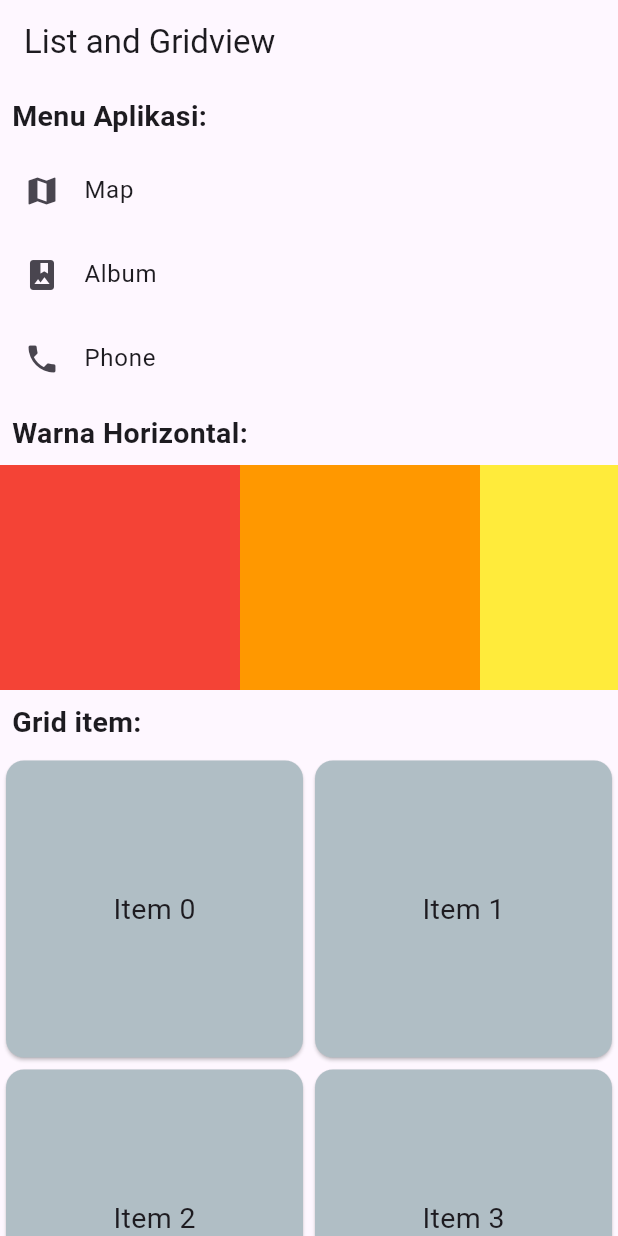
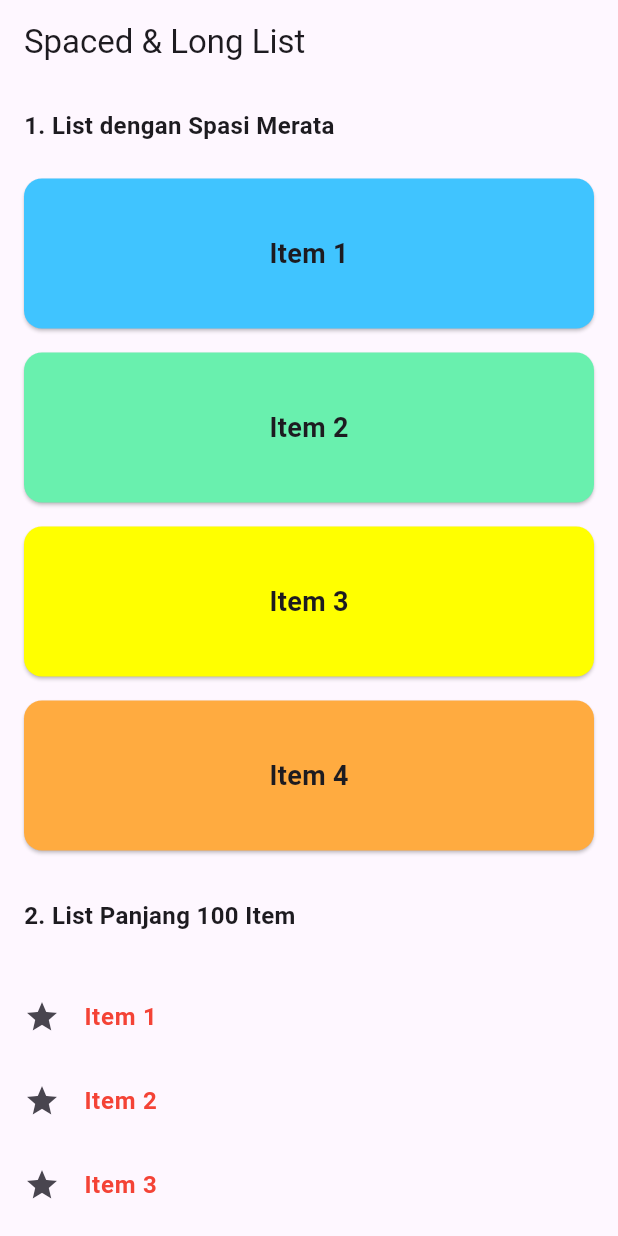
Before and after one commit to farisacca/flutter_application_farisaanr1, a Flutter app: the screen it shows after launch, on a phone screen of 412 x 824 dp. Run offline on Flutter 3.47's test engine with Material 3 defaults, Android fonts, the phone set to English and light mode, and no system bars.

Commit message:
tugas mandiri modul 5

```diff
--- /dev/null
+++ b/lib/latihan_mandiri.dart
@@ -0,0 +1,129 @@
+import 'package:flutter/material.dart';
+
+class LatihanMandiri extends StatelessWidget {
+  const LatihanMandiri({super.key});
+
+  @override
+  Widget build(BuildContext context) {
+    const int shortItemCount = 4;
+    const int longItemCount = 100;
+
+    final List<Color> cardColors = [
+      Colors.lightBlueAccent,
+      Colors.greenAccent,
+      Colors.yellowAccent,
+      Colors.orangeAccent,
+    ];
+
+    // Warna untuk tiap 10 item (akan diulang jika lebih dari panjang list ini)
+    final List<Color> sectionColors = [
+      Colors.red,
+      Colors.orange,
+      Colors.yellow,
+      Colors.green,
+      const Color.fromARGB(255, 10, 95, 13),
+      Colors.blue,
+      const Color.fromARGB(255, 8, 69, 175),
+      Colors.deepPurple,
+      Colors.pink,
+      const Color.fromARGB(255, 238, 93, 129),
+    ];
+
+    return Scaffold(
+      appBar: AppBar(
+        title: const Text('Spaced & Long List'),
+      ),
+      body: LayoutBuilder(
+        builder: (context, constraints) {
+          return SingleChildScrollView(
+            child: ConstrainedBox(
+              constraints: BoxConstraints(minHeight: constraints.maxHeight),
+              child: Column(
+                crossAxisAlignment: CrossAxisAlignment.stretch,
+                children: [
+                  // Section Title
+                  const Padding(
+                    padding: EdgeInsets.all(16.0),
+                    child: Text(
+                      '1. List dengan Spasi Merata',
+                      style: TextStyle(
+                        fontSize: 16,
+                        fontWeight: FontWeight.bold,
+                      ),
+                    ),
+                  ),
+
+                  // 4 Card berwarna
+                  Column(
+                    children: List.generate(shortItemCount, (index) {
+                      return Card(
+                        color: cardColors[index],
+                        margin: const EdgeInsets.symmetric(horizontal: 16, vertical: 8),
+                        child: SizedBox(
+                          height: 100,
+                          child: Center(
+                            child: Text(
+                              'Item ${index + 1}',
+                              style: const TextStyle(
+                                fontSize: 18,
+                                fontWeight: FontWeight.bold,
+                              ),
+                            ),
+                          ),
+                        ),
+                      );
+                    }),
+                  ),
+
+                  const SizedBox(height: 24),
+
+                  // Section Title for long list
+                  const Padding(
+                    padding: EdgeInsets.symmetric(horizontal: 16.0),
+                    child: Text(
+                      '2. List Panjang 100 Item',
+                      style: TextStyle(
+                        fontSize: 16,
+                        fontWeight: FontWeight.bold,
+                      ),
+                    ),
+                  ),
+
+                  // Orange bar under the title
+                  Container(
+                    margin: const EdgeInsets.symmetric(horizontal: 16, vertical: 8),
+                    height: 12,
+                    // color: Colors.orangeAccent,
+                  ),
+
+                  // List panjang
+                  ListView.builder(
+                    shrinkWrap: true,
+                    physics: const NeverScrollableScrollPhysics(),
+                    itemCount: longItemCount,
+                    itemBuilder: (context, index) {
+                      final itemNumber = index + 1;
+                      final colorIndex = index ~/ 10 % sectionColors.length;
+                      final itemColor = sectionColors[colorIndex];
+
+                      return ListTile(
+                        leading: const Icon(Icons.star),
+                        title: Text(
+                          'Item $itemNumber',
+                          style: TextStyle(
+                            color: itemColor,
+                            fontWeight: FontWeight.bold,
+                          ),
+                        ),
+                      );
+                    },
+                  ),
+                ],
+              ),
+            ),
+          );
+        },
+      ),
+    );
+  }
+}
--- a/lib/long_list.dart
+++ b/lib/long_list.dart
@@ -0,0 +1,34 @@
+import 'package:flutter/material.dart';
+
+class LongList extends StatelessWidget {
+  const LongList({super.key});
+
+  @override
+  Widget build(BuildContext context) {
+    //Data source: 1000 item contoh
+    final List<String> items = List<String>.generate(1000, (i) => 'Item $i');
+
+    return Scaffold(
+      appBar: AppBar(title: const Text('Long List')),
+      body: ListView.builder(
+        itemCount: items.length,
+        // prototype Item membantu Flutter mengetahui tinggi item
+        prototypeItem: ListTile(title: Text(items.first)),
+        itemBuilder: (context, index) {
+          //setiap item berupa Listtile dengan text sesuai data source
+          return ListTile(
+            leading: const Icon(Icons.list_alt),
+            title: Text(
+              items[index],
+              style: TextStyle(
+                color: index % 10 == 0 ? Colors.blue : Colors.black,
+
+              ),
+            ),
+          );
+        },
+      ),
+    );
+
+  }
+}
--- a/lib/main.dart
+++ b/lib/main.dart
@@ -1,5 +1,7 @@
 import 'package:flutter/material.dart';
-import 'package:flutter_application_farisaanr/layout_mandiri.dart';
+import 'package:flutter_application_farisaanr/latihan_mandiri.dart';
+// import 'package:flutter_application_farisaanr/layout_mandiri.dart';
+// import 'package:flutter_application_farisaanr/long_list.dart';
 
 // import 'package:flutter_application_farisaanr/mandiri.dart';
 // import 'package:flutter_application_farisaanr/profil.dart';
@@ -16,7 +18,7 @@ class MainApp extends StatelessWidget {
   Widget build(BuildContext context) {
     return const MaterialApp(
       title: "App Flutter",
-      home: LayoutMandiri()
+      home: LatihanMandiri()
     );
   }
 }
```
